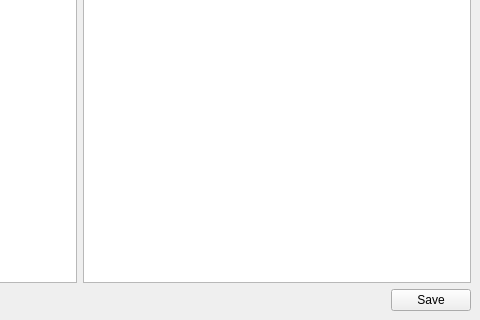
First picture: the form in placer/ui/src/mainwindow.ui, repository prTopi/mod-placer, before the edit; both pictures show x 320 to 800 and y 280 to 600 of the 800 by 600 pixel window.
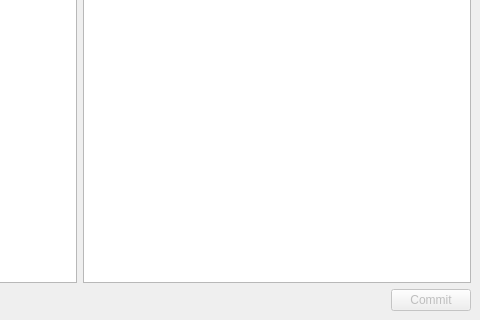
Second picture: the form after the edit. Icons and pictures are not drawn.

Diff of the .ui file:
```diff
--- a/placer/ui/src/mainwindow.ui
+++ b/placer/ui/src/mainwindow.ui
@@ -77,9 +77,12 @@
        </spacer>
       </item>
       <item>
-       <widget class="QPushButton" name="pushButtonSave">
+       <widget class="QPushButton" name="commitPushButton">
+        <property name="enabled">
+         <bool>false</bool>
+        </property>
         <property name="text">
-         <string>Save</string>
+         <string>Commit</string>
         </property>
        </widget>
       </item>
```
Left out of the diff: 20 changed lines with no effect on the pictures.
